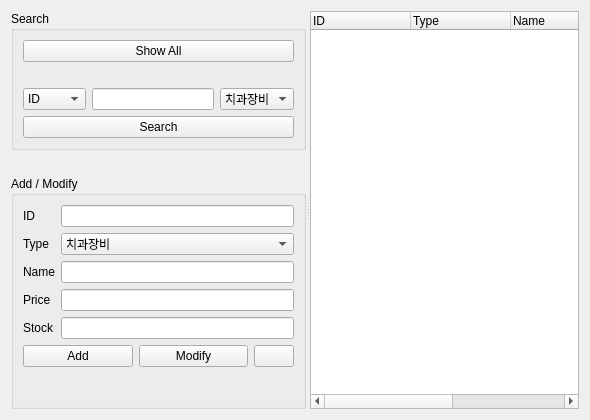
Qt form ManagementProgram/productmanagerform.ui (Jeong77777/Project_ClientChatManagementProgram_Qt_DB) before a commit.
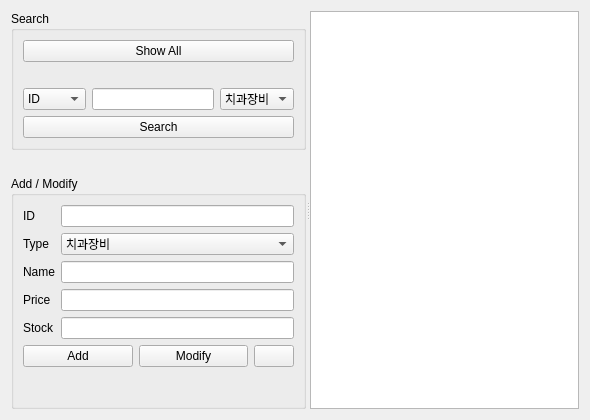
The same form after that commit. Icons and pictures are not drawn.

Diff of the .ui file:
```diff
--- a/ManagementProgram/productmanagerform.ui
+++ b/ManagementProgram/productmanagerform.ui
@@ -266,35 +266,13 @@
      <widget class="QWidget" name="verticalLayoutWidget">
       <layout class="QVBoxLayout" name="listVerticalLayout">
        <item>
-        <widget class="QTreeWidget" name="treeWidget">
+        <widget class="QTreeView" name="treeView">
+         <property name="editTriggers">
+          <set>QAbstractItemView::NoEditTriggers</set>
+         </property>
          <property name="rootIsDecorated">
           <bool>false</bool>
          </property>
-         <column>
-          <property name="text">
-           <string>ID</string>
-          </property>
-         </column>
-         <column>
-          <property name="text">
-           <string>Type</string>
-          </property>
-         </column>
-         <column>
-          <property name="text">
-           <string>Name</string>
-          </property>
-         </column>
-         <column>
-          <property name="text">
-           <string>Unit Price</string>
-          </property>
-         </column>
-         <column>
-          <property name="text">
-           <string>Quantities in stock</string>
-          </property>
-         </column>
         </widget>
        </item>
       </layout>
```
